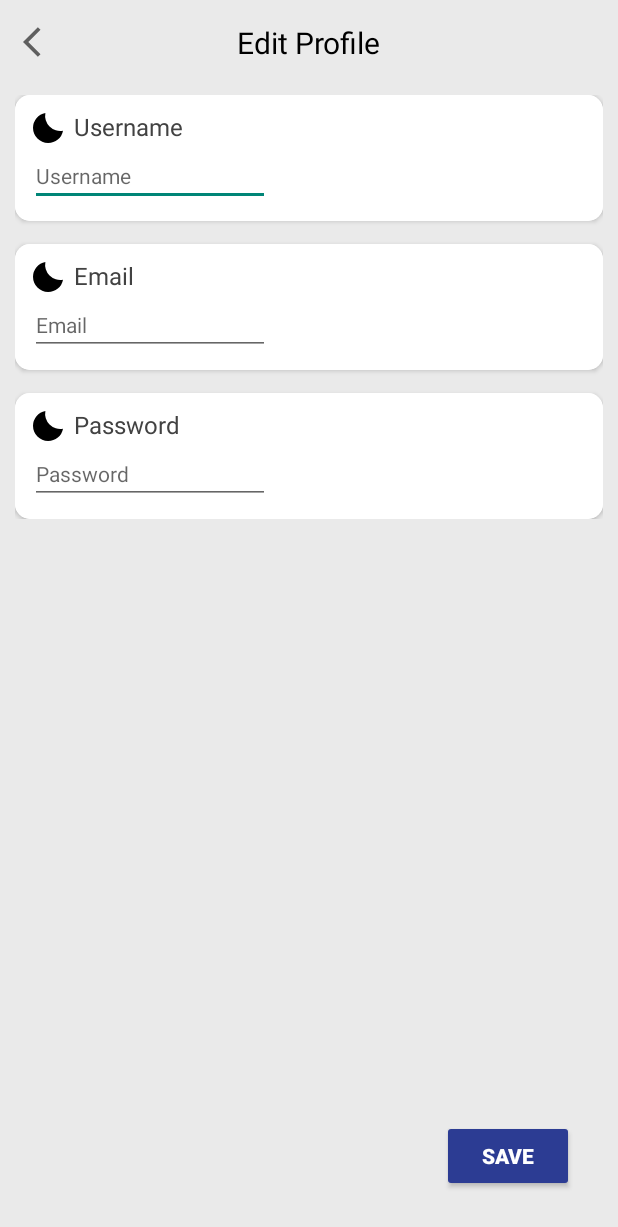
After one commit to husam595habash/SkyReport, an Android app: the layout edit_profile.xml on its own in the app's theme, with its tools: preview values and no code run, on a phone screen of 412 x 824 dp. The commit adds this screen. Shown: the top 1227 px of the screen. Run offline under Robolectric (Android 15) with nearby library versions, the phone set to English and light mode, and no system bars; Roboto replaces fonts that are not available here.

Commit message:
edit profile design and implementation

```diff
--- /dev/null
+++ b/app/src/main/res/drawable/baseline_arrow_back_ios_24.xml
@@ -0,0 +1,5 @@
+<vector android:autoMirrored="true" android:height="24dp"
+    android:tint="#5F5F5F" android:viewportHeight="24"
+    android:viewportWidth="24" android:width="24dp" xmlns:android="http://schemas.android.com/apk/res/android">
+    <path android:fillColor="@android:color/white" android:pathData="M11.67,3.87L9.9,2.1 0,12l9.9,9.9 1.77,-1.77L3.54,12z"/>
+</vector>
--- /dev/null
+++ b/app/src/main/res/drawable/mail_24dp_000000_fill1_wght400_grad0_opsz24.xml
@@ -0,0 +1,9 @@
+<vector xmlns:android="http://schemas.android.com/apk/res/android"
+    android:width="24dp"
+    android:height="24dp"
+    android:viewportWidth="960"
+    android:viewportHeight="960">
+  <path
+      android:pathData="M160,800q-33,0 -56.5,-23.5T80,720v-480q0,-33 23.5,-56.5T160,160h640q33,0 56.5,23.5T880,240v480q0,33 -23.5,56.5T800,800L160,800ZM480,520 L800,320v-80L480,440 160,240v80l320,200Z"
+      android:fillColor="#000000"/>
+</vector>
--- a/app/src/main/res/layout/activity_signup.xml
+++ b/app/src/main/res/layout/activity_signup.xml
@@ -46,7 +46,7 @@
             android:layout_height="wrap_content"
             android:layout_marginTop="15dp"
             android:background="@drawable/edittext_style"
-            android:drawableStart="@drawable/email"
+            android:drawableStart="@drawable/mail_24dp_000000_fill1_wght400_grad0_opsz24"
             android:drawablePadding="10dp"
             android:hint="Email address"
             android:inputType="textEmailAddress"
--- /dev/null
+++ b/app/src/main/res/layout/edit_profile.xml
@@ -0,0 +1,209 @@
+<?xml version="1.0" encoding="utf-8"?>
+<RelativeLayout xmlns:android="http://schemas.android.com/apk/res/android"
+    xmlns:app="http://schemas.android.com/apk/res-auto"
+    android:layout_width="match_parent"
+    android:layout_height="match_parent"
+    android:background="@color/background"
+    android:paddingTop="3dp">
+
+    <RelativeLayout
+        android:id="@+id/header"
+        android:layout_width="match_parent"
+        android:layout_height="50dp"
+        android:gravity="center_vertical">
+
+        <ImageButton
+            android:id="@+id/backButton"
+            android:layout_width="wrap_content"
+            android:layout_height="wrap_content"
+            android:layout_alignParentStart="true"
+            android:layout_centerVertical="true"
+            android:layout_marginStart="15dp"
+            android:background="@android:color/transparent"
+            app:srcCompat="@drawable/baseline_arrow_back_ios_24" />
+
+        <TextView
+            android:id="@+id/textView5"
+            android:layout_width="wrap_content"
+            android:layout_height="wrap_content"
+            android:layout_centerInParent="true"
+            android:text="Edit Profile"
+            android:textColor="@color/settings_primary_color"
+            android:textSize="20sp" />
+    </RelativeLayout>
+
+    <LinearLayout
+        android:layout_width="match_parent"
+        android:layout_height="wrap_content"
+        android:layout_below="@id/header"
+        android:layout_marginStart="10dp"
+        android:layout_marginTop="10dp"
+        android:layout_marginEnd="10dp"
+        android:layout_marginBottom="10dp"
+        android:orientation="vertical">
+
+        <androidx.cardview.widget.CardView
+            android:layout_width="match_parent"
+            android:layout_height="wrap_content"
+            app:cardCornerRadius="10dp">
+
+            <LinearLayout
+                android:id="@+id/usernameLayout"
+                android:layout_width="match_parent"
+                android:layout_height="wrap_content"
+                android:background="@color/settings_card_background"
+                android:orientation="vertical"
+                android:padding="10dp">
+
+                <LinearLayout
+                    android:layout_width="match_parent"
+                    android:layout_height="match_parent"
+                    android:orientation="horizontal">
+
+                    <ImageView
+                        android:id="@+id/usernameLogo"
+                        android:layout_width="wrap_content"
+                        android:layout_height="wrap_content"
+                        android:src="@drawable/night"
+                        app:srcCompat="@drawable/username" />
+
+                    <TextView
+                        android:id="@+id/textView7"
+                        android:layout_width="match_parent"
+                        android:layout_height="wrap_content"
+                        android:layout_marginStart="5dp"
+                        android:text="Username"
+                        android:textColor="@color/settings_text_color"
+                        android:textSize="16sp" />
+
+                </LinearLayout>
+
+                <EditText
+                    android:id="@+id/usernameET"
+                    android:layout_width="wrap_content"
+                    android:layout_height="wrap_content"
+                    android:layout_weight="1"
+                    android:ems="10"
+                    android:hint="Username"
+                    android:inputType="text"
+                    android:textSize="14sp" />
+
+
+            </LinearLayout>
+        </androidx.cardview.widget.CardView>
+
+        <androidx.cardview.widget.CardView
+            android:layout_width="match_parent"
+            android:layout_height="wrap_content"
+            android:layout_marginTop="15dp"
+            app:cardCornerRadius="10dp">
+
+            <LinearLayout
+                android:layout_width="match_parent"
+                android:layout_height="wrap_content"
+                android:background="@color/settings_card_background"
+                android:orientation="vertical"
+                android:padding="10dp">
+
+                <LinearLayout
+                    android:layout_width="match_parent"
+                    android:layout_height="match_parent"
+                    android:orientation="horizontal">
+
+                    <ImageView
+                        android:id="@+id/emailLogo"
+                        android:layout_width="wrap_content"
+                        android:layout_height="wrap_content"
+                        android:src="@drawable/night"
+                        app:srcCompat="@drawable/mail_24dp_000000_fill1_wght400_grad0_opsz24" />
+
+                    <TextView
+                        android:id="@+id/textView"
+                        android:layout_width="match_parent"
+                        android:layout_height="wrap_content"
+                        android:layout_marginStart="5dp"
+                        android:text="Email"
+                        android:textColor="@color/settings_text_color"
+                        android:textSize="16sp" />
+
+                </LinearLayout>
+
+                <EditText
+                    android:id="@+id/emailET"
+                    android:layout_width="wrap_content"
+                    android:layout_height="wrap_content"
+                    android:layout_weight="1"
+                    android:ems="10"
+                    android:hint="Email"
+                    android:inputType="text"
+                    android:textSize="14sp" />
+
+
+            </LinearLayout>
+        </androidx.cardview.widget.CardView>
+
+        <androidx.cardview.widget.CardView
+            android:layout_width="match_parent"
+            android:layout_height="wrap_content"
+            android:layout_marginTop="15dp"
+            app:cardCornerRadius="10dp">
+
+            <LinearLayout
+                android:id="@+id/passwordLayout"
+                android:layout_width="match_parent"
+                android:layout_height="wrap_content"
+                android:background="@color/settings_card_background"
+                android:orientation="vertical"
+                android:padding="10dp">
+
+                <LinearLayout
+                    android:layout_width="match_parent"
+                    android:layout_height="match_parent"
+                    android:orientation="horizontal">
+
+                    <ImageView
+                        android:id="@+id/passwordLogo"
+                        android:layout_width="wrap_content"
+                        android:layout_height="wrap_content"
+                        android:src="@drawable/night"
+                        app:srcCompat="@drawable/password" />
+
+                    <TextView
+                        android:id="@+id/textView99"
+                        android:layout_width="match_parent"
+                        android:layout_height="wrap_content"
+                        android:layout_marginStart="5dp"
+                        android:text="Password"
+                        android:textColor="@color/settings_text_color"
+                        android:textSize="16sp" />
+
+                </LinearLayout>
+
+                <EditText
+                    android:id="@+id/passwordET"
+                    android:layout_width="wrap_content"
+                    android:layout_height="wrap_content"
+                    android:layout_weight="1"
+                    android:ems="10"
+                    android:hint="Password"
+                    android:inputType="text"
+                    android:textSize="14sp" />
+
+
+            </LinearLayout>
+        </androidx.cardview.widget.CardView>
+    </LinearLayout>
+
+    <Button
+        android:id="@+id/saveButton"
+        android:layout_width="wrap_content"
+        android:layout_height="wrap_content"
+        android:layout_alignParentEnd="true"
+        android:layout_alignParentBottom="true"
+        android:layout_marginEnd="29dp"
+        android:layout_marginBottom="29dp"
+        android:backgroundTint="#2C3C93"
+        android:text="Save"
+        android:textColor="#FFFFFF"
+        android:textStyle="bold" />
+</RelativeLayout>
--- a/app/src/main/res/values/colors.xml
+++ b/app/src/main/res/values/colors.xml
@@ -12,4 +12,8 @@
     <color name="switch_color">#6200EE</color>
     <color name="settings_text_color">#424242</color>
     <color name="settings_primary_color">#FF000000</color>
+
+    <color name="startBackground">#FFFFFF</color>
+
+
 </resources>
```
Also changed, not shown: app/src/main/java/com/example/apitest/ui/activity/settings.kt (+115 -5 lines), app/src/main/java/com/example/apitest/ui/viewmodel/SettingsViewModel.kt (+9 -0 lines), app/src/main/res/drawable/white_email.xml (added, +9 -0 lines), app/src/main/res/drawable/white_password.xml (added, +9 -0 lines), app/src/main/res/drawable/white_usernmae.xml (added, +9 -0 lines), app/src/main/res/layout/settings.xml (+11 -2 lines).
